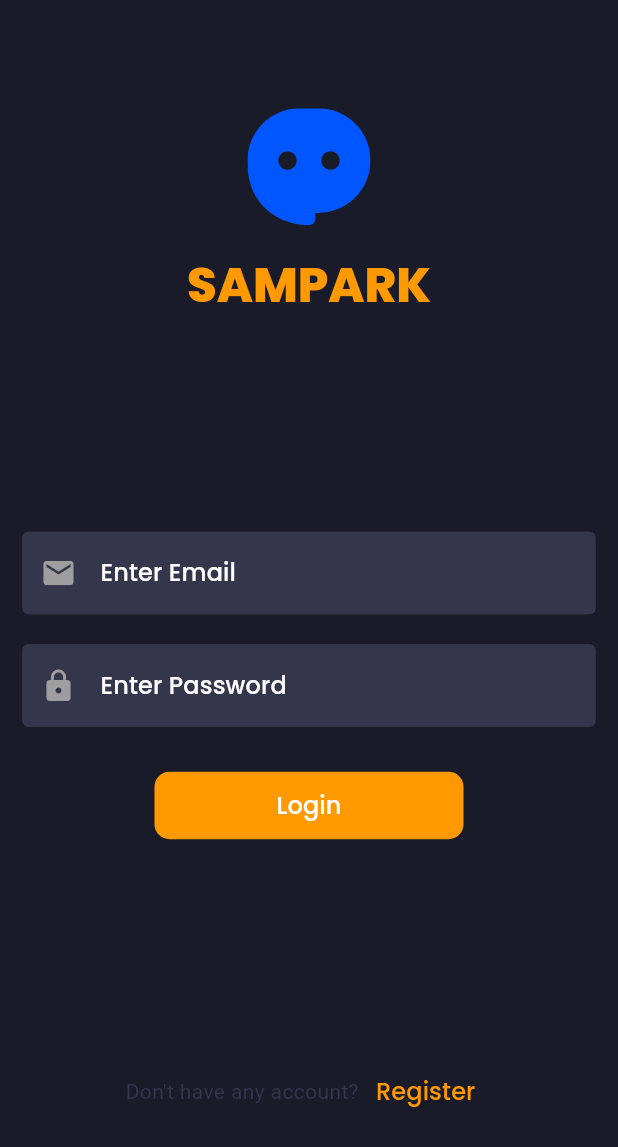
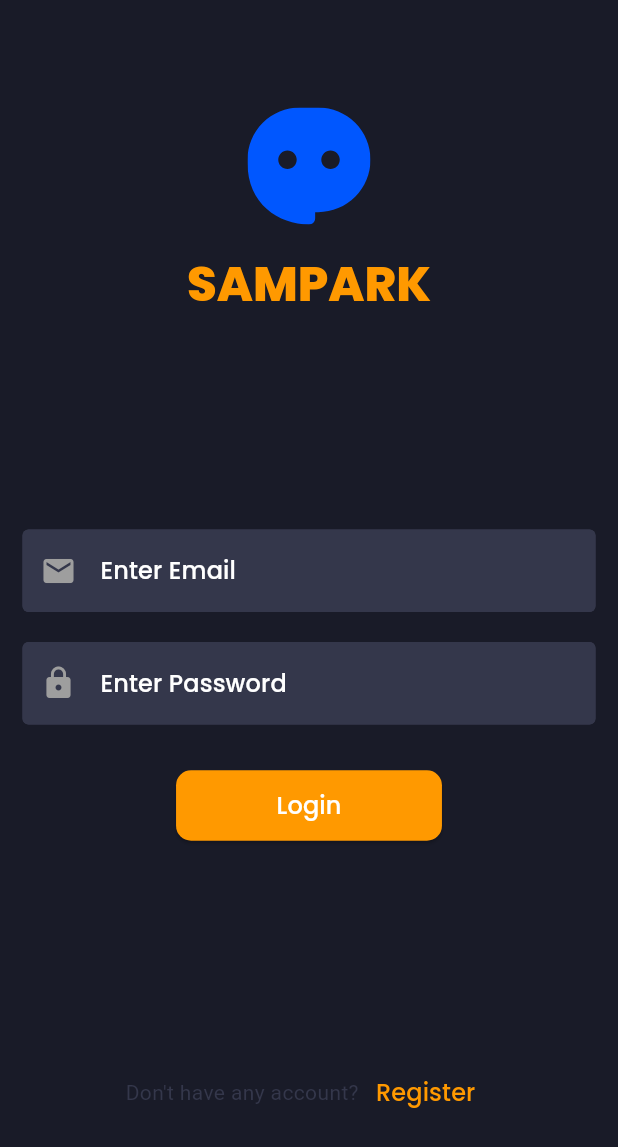
Before and after one commit to mdtaosifhossain3/flutter-chatting-app, a Flutter app: the LoginView screen opened by its route, on a phone screen of 412 x 824 dp. Shown: the top 1147 px of the screen. Run offline on Flutter 3.47's test engine with Material 3 defaults, Android fonts, the phone set to English and light mode, and no system bars; our stand-ins replace bloc, cloud_firestore, equatable, firebase_auth, firebase_core, firebase_storage and 6 more; accounts and stored records are empty; network calls fail; project files that could hold a hidden picture were left out.

Commit message:
upload profile image,edit profile details,fix navigation issues, create usermodel

```diff
--- a/lib/config/app_theme.dart
+++ b/lib/config/app_theme.dart
@@ -5,6 +5,9 @@ var lightTheme = ThemeData();
 var darkTheme = ThemeData(
     brightness: Brightness.dark,
     useMaterial3: true,
+    appBarTheme: AppBarTheme(
+        backgroundColor: AppColors.dContainerColor,
+        surfaceTintColor: AppColors.dContainerColor),
     colorScheme: const ColorScheme.dark(
         primary: AppColors.dPrimaryColor,
         surface: AppColors.dScaffoldColor,
--- a/lib/config/components/appbar.dart
+++ b/lib/config/components/appbar.dart
@@ -19,8 +19,7 @@ PreferredSizeWidget customAppbar(
               Get.back();
             },
             icon: const Icon(
-              Icons.arrow_back_ios_new_outlined,
-              size: 20,
+              Icons.arrow_back_ios,
             )),
     title: title,
     actions: action,
--- a/lib/config/components/card_tile.dart
+++ b/lib/config/components/card_tile.dart
@@ -27,7 +27,7 @@ class CardTile extends StatelessWidget {
       tileColor: bgColor ?? Colors.transparent,
       shape: RoundedRectangleBorder(borderRadius: BorderRadius.circular(20)),
       onTap: () {
-        //  Get.offAllNamed(RoutesName.chatView);
+        Get.toNamed(RoutesName.chatView);
       },
       leading: leading ?? Image.asset(AppImages.boyUrl),
       title: Text(
--- /dev/null
+++ b/lib/models/user_model.dart
@@ -0,0 +1,49 @@
+class UserModel {
+  String name;
+  String email;
+  String phone;
+  String about;
+  String photoURL;
+  String status;
+  DateTime createdAt;
+  DateTime lastActive;
+
+  UserModel({
+    required this.name,
+    required this.email,
+    required this.phone,
+    required this.about,
+    required this.photoURL,
+    required this.status,
+    required this.createdAt,
+    required this.lastActive,
+  });
+
+  // Convert JSON to Dart Object
+  factory UserModel.fromJson(Map<String, dynamic> json) {
+    return UserModel(
+      name: json["name"],
+      email: json["email"],
+      phone: json["phone"],
+      about: json["about"],
+      photoURL: json["photoURL"],
+      status: json["status"],
+      createdAt: DateTime.parse(json["createdAt"]),
+      lastActive: DateTime.parse(json["lastActive"]),
+    );
+  }
+
+  // Convert Dart Object to JSON
+  Map<String, dynamic> toJson() {
+    return {
+      "name": name,
+      "email": email,
+      "phone": phone,
+      "about": about,
+      "photoURL": photoURL,
+      "status": status,
+      "createdAt": createdAt.toIso8601String(),
+      "lastActive": lastActive.toIso8601String(),
+    };
+  }
+}
--- a/lib/views/auth/login/widgets/submit_button_widget.dart
+++ b/lib/views/auth/login/widgets/submit_button_widget.dart
@@ -1,9 +1,11 @@
 import 'package:flutter/material.dart';
 import 'package:flutter_bloc/flutter_bloc.dart';
+import 'package:get/get.dart';
 import 'package:sampark/bloc/auth_bloc/auth_bloc.dart';
 
 import '../../../../config/app_colors.dart';
 import '../../../../config/app_strings.dart';
+import '../../../../config/components/button_widget.dart';
 import '../../../../utils/enums.dart';
 
 /// A widget representing the submit button for the login form.
@@ -18,47 +20,27 @@ class SubmitButton extends StatelessWidget {
           current.postApiStatus != previous.postApiStatus,
       listener: (context, state) {
         if (state.postApiStatus == PostApiStatus.error) {
-          print(state.message.toString());
+          Get.snackbar("Error", state.message.toString());
         }
 
         if (state.postApiStatus == PostApiStatus.success) {
-          print("Login Successfully");
+          Get.snackbar("Success", "Successfully Login");
         }
       },
       child: BlocBuilder<AuthBloc, AuthState>(
         builder: (context, state) {
-          return GestureDetector(
-            onTap: () {
-              if (formKey.currentState.validate()) {
-                context.read<AuthBloc>().add(LoginSubmitEvent());
-              }
-            },
-            child: Container(
-              height: 45,
-              width: MediaQuery.of(context).size.width * 0.5,
-              decoration: BoxDecoration(
-                color: AppColors.dPrimaryColor,
-                borderRadius: BorderRadius.circular(10),
-              ),
-              child: Center(
-                child: state.postApiStatus == PostApiStatus.loading
-                    ? Text(
-                        "Loading...",
-                        style: Theme.of(context)
-                            .textTheme
-                            .labelMedium
-                            ?.copyWith(color: AppColors.dOnTextColor),
-                      )
-                    : Text(
-                        AppStrings.loginST,
-                        style: Theme.of(context)
-                            .textTheme
-                            .labelLarge
-                            ?.copyWith(color: AppColors.dOnTextColor),
-                      ),
-              ),
-            ),
-          );
+          return ButtonWidget(
+              name: state.postApiStatus == PostApiStatus.loading ||
+                      state.postApiStatus == PostApiStatus.success
+                  ? "Loading..."
+                  : "Login",
+              onPressed: state.postApiStatus == PostApiStatus.loading
+                  ? () {}
+                  : () {
+                      if (formKey.currentState.validate()) {
+                        context.read<AuthBloc>().add(LoginSubmitEvent());
+                      }
+                    });
         },
       ),
     );
--- a/lib/views/profile/widgets/profile_tile.dart
+++ b/lib/views/profile/widgets/profile_tile.dart
@@ -40,7 +40,7 @@ class ProfileTile extends StatelessWidget {
               children: [
                 Text(
                   subTitle,
-                  style: Theme.of(context).textTheme.labelSmall,
+                  style: Theme.of(context).textTheme.labelMedium,
                 ),
                 isEditable && Get.find<ProfilePageController>().isNameEdit.value
                     ? SizedBox(
--- a/pubspec.yaml
+++ b/pubspec.yaml
@@ -46,6 +46,7 @@ dependencies:
   equatable: ^2.0.7
   image_picker: ^1.1.2
   firebase_storage: ^12.4.1
+  supabase_flutter: ^2.8.3
 
 dev_dependencies:
   flutter_test:
```
Also changed, not shown: lib/bloc/auth_bloc/auth_bloc.dart (+73 -4 lines), lib/controllers/profile_page_controller.dart (+72 -23 lines), lib/controllers/upload_image_controller.dart (added, +35 -0 lines), lib/main.dart (+10 -2 lines), lib/views/contact/contact_view.dart (+18 -32 lines), lib/views/home/home_view.dart (+6 -3 lines), lib/views/profile/profile_view.dart (+37 -20 lines), lib/views/profile/widgets/about_field.dart (+19 -13 lines), lib/views/profile/widgets/name_field.dart (+25 -14 lines), lib/config/db/firebaseConfig/firebase_config.dart (added), pubspec.lock, 5 other files.
